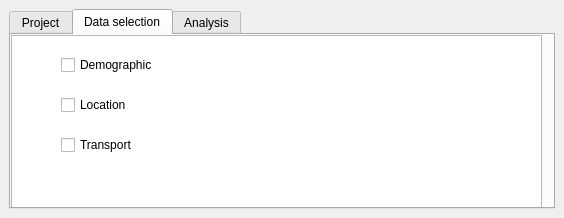
First picture: the form in PASCAL/PASCAL_dockwidget_base.ui, repository SimonGriffioen/GEO1005, before the edit.
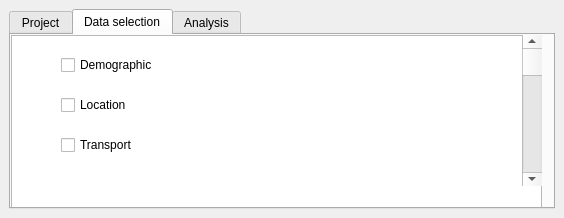
Second picture: the form after the edit. The open tabs and pages were chosen to show the change.

Commit message:
Small update UI 9 dec pt 2
Dockwidget:
# spacing
# tracing
# scrollbar

Diff of the .ui file:
```diff
--- a/PASCAL/PASCAL_dockwidget_base.ui
+++ b/PASCAL/PASCAL_dockwidget_base.ui
@@ -117,6 +117,19 @@
          <string>Transport</string>
         </property>
        </widget>
+       <widget class="QScrollBar" name="verticalScrollBar">
+        <property name="geometry">
+         <rect>
+          <x>511</x>
+          <y>0</y>
+          <width>20</width>
+          <height>151</height>
+         </rect>
+        </property>
+        <property name="orientation">
+         <enum>Qt::Vertical</enum>
+        </property>
+       </widget>
       </widget>
       <widget class="QWidget" name="Analysis">
        <attribute name="title">
```
Left out of the diff: 2 changed lines with no effect on the pictures. The commit also changes 1 other file.
